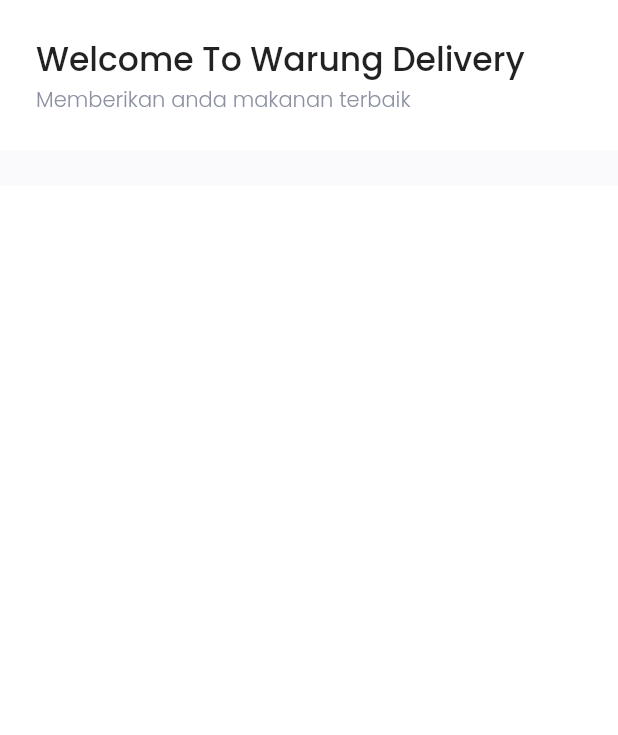
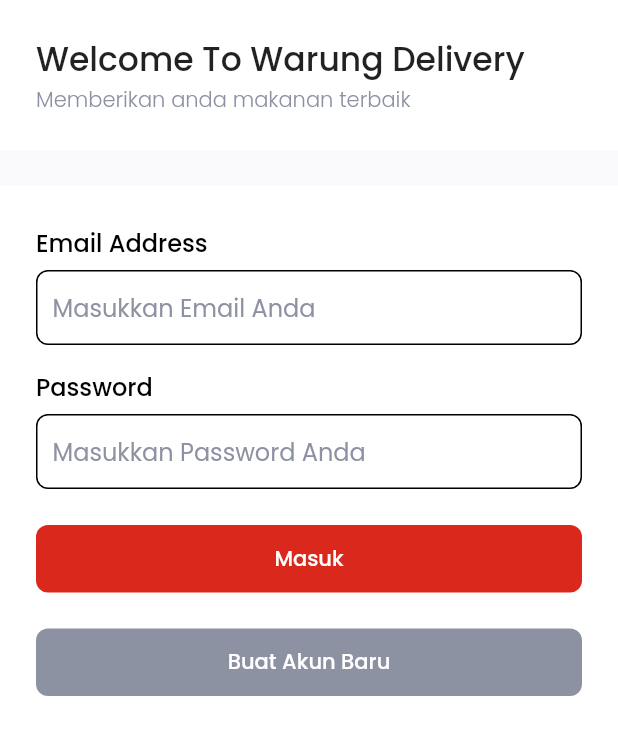
Before and after one commit to AdiatsaPutra/warung_delivery, a Flutter app: the screen it shows after launch, on a phone screen of 412 x 824 dp. Shown: the top 735 px of the screen. Run offline on Flutter 3.47's test engine with Material 2 defaults, Android fonts, the phone set to English and light mode, and no system bars; our stand-ins replace flutter_spinkit, google_fonts, material_design_icons_flutter, supercharged.

Commit message:
Finishing Sign In Page

```diff
--- a/lib/shared/theme.dart
+++ b/lib/shared/theme.dart
@@ -6,5 +6,13 @@ Color greyColor = "8D92A3".toColor();
 
 // FontStyles
 TextStyle greyFontStyle = GoogleFonts.poppins(color: greyColor);
+TextStyle blackFontStyleBig = GoogleFonts.poppins(
+    color: Colors.black, fontSize: 22, fontWeight: FontWeight.w500);
+TextStyle blackFontStyleMedium = GoogleFonts.poppins(
+    color: Colors.black, fontSize: 16, fontWeight: FontWeight.w500);
+TextStyle blackFontStyleRegular =
+    GoogleFonts.poppins(color: Colors.black, fontWeight: FontWeight.w500);
+TextStyle whiteFontStyleRegular =
+    GoogleFonts.poppins(color: Colors.white, fontWeight: FontWeight.w500);
 
 const double defaultMargin = 24;
--- a/lib/ui/pages/pages.dart
+++ b/lib/ui/pages/pages.dart
@@ -1,4 +1,5 @@
 import 'package:flutter/material.dart';
+import 'package:flutter_spinkit/flutter_spinkit.dart';
 import 'package:google_fonts/google_fonts.dart';
 import 'package:material_design_icons_flutter/material_design_icons_flutter.dart';
 import 'package:supercharged/supercharged.dart';
--- a/lib/ui/pages/sign_in_page.dart
+++ b/lib/ui/pages/sign_in_page.dart
@@ -8,11 +8,111 @@ class SignInPage extends StatefulWidget {
 class _SignInPageState extends State<SignInPage> {
   @override
   Widget build(BuildContext context) {
+    TextEditingController emailController = TextEditingController();
+    TextEditingController passwordController = TextEditingController();
+    bool isLoading = false;
     return GeneralPage(
       title: 'Welcome To Warung Delivery',
       subtitle: 'Memberikan anda makanan terbaik',
-      child: Container(
-        margin: EdgeInsets.fromLTRB(defaultMargin, 26, defaultMargin, 6),
+      child: Column(
+        crossAxisAlignment: CrossAxisAlignment.start,
+        children: [
+          Container(
+            margin: EdgeInsets.fromLTRB(defaultMargin, 26, defaultMargin, 6),
+            child: Text(
+              'Email Address',
+              style: blackFontStyleMedium,
+            ),
+          ),
+          Container(
+            width: double.infinity,
+            margin: EdgeInsets.symmetric(horizontal: defaultMargin),
+            padding: EdgeInsets.symmetric(horizontal: 10),
+            decoration: BoxDecoration(
+              borderRadius: BorderRadius.circular(8),
+              border: Border.all(color: Colors.black),
+            ),
+            child: TextField(
+              controller: emailController,
+              decoration: InputDecoration(
+                  border: InputBorder.none,
+                  hintStyle: greyFontStyle,
+                  hintText: 'Masukkan Email Anda'),
+            ),
+          ),
+          Container(
+            margin: EdgeInsets.fromLTRB(defaultMargin, 16, defaultMargin, 6),
+            child: Text(
+              'Password',
+              style: blackFontStyleMedium,
+            ),
+          ),
+          Container(
+            width: double.infinity,
+            margin: EdgeInsets.symmetric(horizontal: defaultMargin),
+            padding: EdgeInsets.symmetric(horizontal: 10),
+            decoration: BoxDecoration(
+              borderRadius: BorderRadius.circular(8),
+              border: Border.all(color: Colors.black),
+            ),
+            child: TextField(
+              controller: passwordController,
+              obscureText: true,
+              decoration: InputDecoration(
+                  border: InputBorder.none,
+                  hintStyle: greyFontStyle,
+                  hintText: 'Masukkan Password Anda'),
+            ),
+          ),
+          // Button Masuk
+          Container(
+            height: 45,
+            width: double.infinity,
+            margin: EdgeInsets.only(top: 24),
+            padding: EdgeInsets.symmetric(horizontal: defaultMargin),
+            child: isLoading
+                ? SpinKitFadingCircle(
+                    size: 45,
+                    color: mainColor,
+                  )
+                : RaisedButton(
+                    elevation: 0,
+                    color: mainColor,
+                    shape: RoundedRectangleBorder(
+                      borderRadius: BorderRadius.circular(8),
+                    ),
+                    onPressed: () {},
+                    child: Text(
+                      'Masuk',
+                      style: whiteFontStyleRegular,
+                    ),
+                  ),
+          ),
+          // Button Daftar
+          Container(
+            height: 45,
+            width: double.infinity,
+            margin: EdgeInsets.only(top: 24),
+            padding: EdgeInsets.symmetric(horizontal: defaultMargin),
+            child: isLoading
+                ? SpinKitFadingCircle(
+                    size: 45,
+                    color: mainColor,
+                  )
+                : RaisedButton(
+                    elevation: 0,
+                    color: greyColor,
+                    shape: RoundedRectangleBorder(
+                      borderRadius: BorderRadius.circular(8),
+                    ),
+                    onPressed: () {},
+                    child: Text(
+                      'Buat Akun Baru',
+                      style: whiteFontStyleRegular,
+                    ),
+                  ),
+          ),
+        ],
       ),
     );
   }
--- a/pubspec.yaml
+++ b/pubspec.yaml
@@ -25,6 +25,7 @@ dependencies:
     sdk: flutter
   cupertino_icons: ^1.0.0
   flutter_bloc: ^6.1.1
+  flutter_spinkit: ^4.1.2+1
   google_fonts: ^1.1.1
   material_design_icons_flutter: ^4.0.5855
   supercharged: ^1.12.0
```
Also changed, not shown: pubspec.lock.
